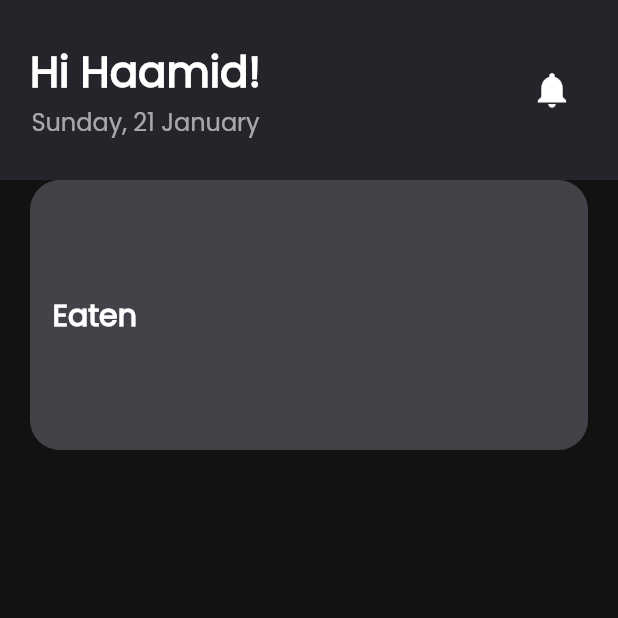
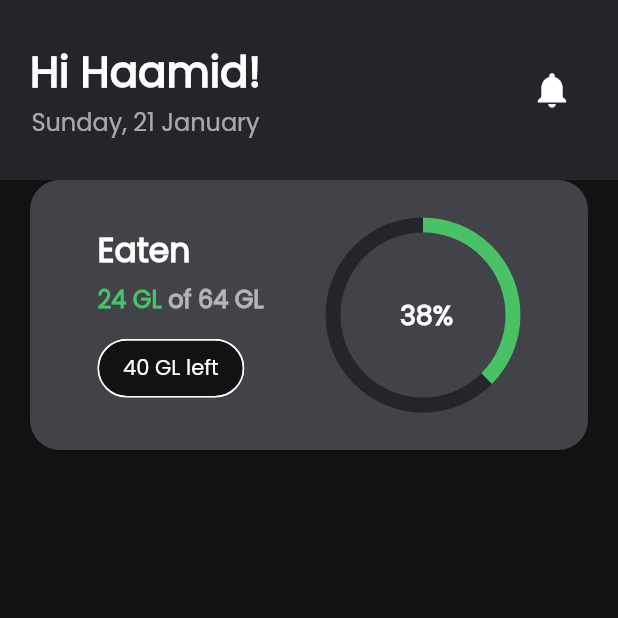
Before and after one commit to Hames-1616/diabetes_Flutter, a Flutter app: the HomePage screen opened directly, on a phone screen of 412 x 824 dp, the top half of it. Run offline on Flutter 3.47's test engine with Material 3 defaults, Android fonts, the phone set to English and light mode, and no system bars; drawn by our look-alikes of percent_indicator; our stand-ins replace chips_choice, dio, flutter_riverpod, fpdart, shared_preferences; missing offline and left inert: animated_snack_bar; accounts and stored records are empty.

Commit message:
📦 NEW: Eaten Component Made

```diff
--- a/lib/core/themes.dart
+++ b/lib/core/themes.dart
@@ -9,3 +9,4 @@ ThemeData darkmode = ThemeData(
 Color secondaryColor = const Color(0xff424349);
 Color primaryColor = const Color(0xff24252B);
 Color accentColor = const Color(0xff8766EB);
+Color greenAccent = const Color(0xff4ac067);
--- a/lib/features/home/screens/HomePage.dart
+++ b/lib/features/home/screens/HomePage.dart
@@ -4,6 +4,7 @@ import 'package:diabetes_app/core/themes.dart';
 import 'package:flutter/material.dart';
 import 'package:flutter_riverpod/flutter_riverpod.dart';
 import 'package:intl/intl.dart';
+import 'package:percent_indicator/circular_percent_indicator.dart';
 
 class HomePage extends ConsumerStatefulWidget {
   const HomePage({super.key});
@@ -13,6 +14,7 @@ class HomePage extends ConsumerStatefulWidget {
 }
 
 class _HomePageState extends ConsumerState<HomePage> {
+  double eaten = 24;
   @override
   Widget build(BuildContext context) {
     return Scaffold(
@@ -60,33 +62,84 @@ class _HomePageState extends ConsumerState<HomePage> {
           child: Column(
             children: [
               Container(
-              height: MediaQuery.of(context).size.height/hei(context, 180),
-              margin: const EdgeInsets.only(left: 20,right: 20),
+                height: MediaQuery.of(context).size.height / hei(context, 180),
+                margin: const EdgeInsets.only(left: 20, right: 20),
                 decoration: BoxDecoration(
                     borderRadius: BorderRadius.circular(20),
-                color: secondaryColor
-              ),
+                    color: secondaryColor),
                 child: Row(
+                  mainAxisAlignment: MainAxisAlignment.spaceBetween,
                   children: [
                     Container(
-                    padding: const EdgeInsets.only(left: 15),
+                      padding: const EdgeInsets.only(left: 45),
                       child: Column(
                         mainAxisAlignment: MainAxisAlignment.center,
+                        crossAxisAlignment: CrossAxisAlignment.start,
                         children: [
                           ResponsiveText(
                             text: "Eaten",
-                            style: const TextStyle(fontFamily: "poppins",fontSize: 20,fontWeight: FontWeight.bold),
+                            style: const TextStyle(
+                                fontFamily: "poppins",
+                                fontSize: 22,
+                                fontWeight: FontWeight.bold),
                           ),
-
+                          const SizedBox(
+                            height: 4,
+                          ),
+                          Row(
+                            children: [
+                              ResponsiveText(
+                                text: "${eaten.toInt()} GL ",
+                                style: TextStyle(
+                                    fontFamily: "poppins",
+                                    fontSize: 16,
+                                    fontWeight: FontWeight.bold,
+                                    color: greenAccent),
+                              ),
+                              ResponsiveText(
+                                text: "of 64 GL",
+                                style: const TextStyle(
+                                    fontFamily: "poppins",
+                                    fontSize: 16,
+                                    fontWeight: FontWeight.bold,
+                                    color: Colors.white60),
+                              ),
+                            ],
+                          ),
+                          const SizedBox(
+                            height: 10,
+                          ),
+                          Chip(
+                              shape: RoundedRectangleBorder(
+                                  borderRadius: BorderRadius.circular(20)),
+                              label: ResponsiveText(
+                                text: "${(64 - eaten).toInt()} GL left",
+                                style: const TextStyle(fontFamily: "poppins"),
+                              ))
+                        ],
+                      ),
+                    ),
+                    Container(
+                      margin: const EdgeInsets.only(right: 45),
+                      child: CircularPercentIndicator(
+                        radius: 65.0,
+                        lineWidth: 10.0,
+                        backgroundColor: primaryColor,
+                        percent: ((eaten * 100) / 64) / 100,
+                        progressColor: greenAccent,
+                        animation: true,
+                        animationDuration: 800,
+                        center: ResponsiveText(
+                            text: " ${((eaten * 100) / 64).round()}%",
+                            style: const TextStyle(fontFamily: "poppins",fontSize: 18,fontWeight: FontWeight.bold),
+                            ),
+                      ),
+                    ),
                   ],
                 ),
               )
             ],
           ),
-            )
-          ],
-        ),
-      )
-    );
+        ));
   }
 }
--- a/pubspec.yaml
+++ b/pubspec.yaml
@@ -42,6 +42,7 @@ dependencies:
   chips_choice: ^3.0.1
   shared_preferences: ^2.2.2
   intl: ^0.19.0
+  percent_indicator: ^4.2.3
 
 dev_dependencies:
   flutter_test:
```
Also changed, not shown: pubspec.lock. Lines whose indentation alone changed are shown as unchanged.
